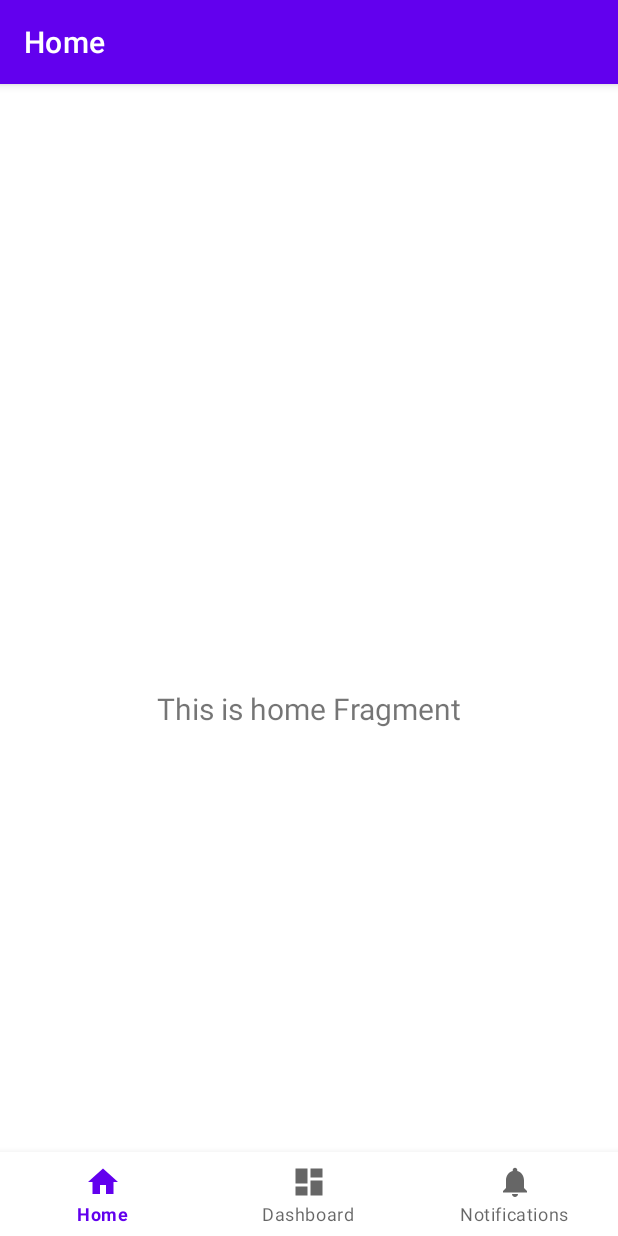
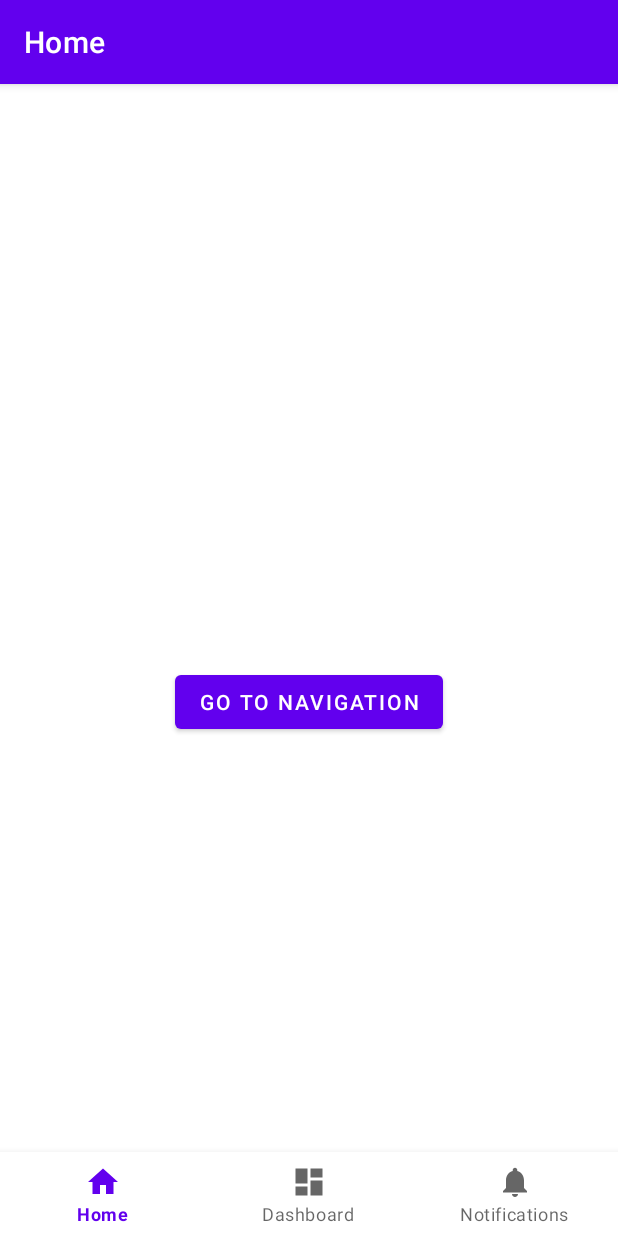
Before and after one commit to Dinu-Alin/Chat-UniTBv, an Android app: the screen it shows after launch (MainActivity), on a phone screen of 412 x 824 dp. Run offline under Robolectric (Android 15) with nearby library versions, the phone set to English and light mode, and no system bars; our stand-ins replace navigation-ui.

```diff
--- a/ChatUniTbv/app/src/main/java/com/lagar/chatunitbv/ui/dashboard/DashboardFragment.kt
+++ b/ChatUniTbv/app/src/main/java/com/lagar/chatunitbv/ui/dashboard/DashboardFragment.kt
@@ -24,7 +24,7 @@ class DashboardFragment : Fragment() {
         inflater: LayoutInflater,
         container: ViewGroup?,
         savedInstanceState: Bundle?
-    ): View? {
+    ): View {
         dashboardViewModel =
             ViewModelProvider(this).get(DashboardViewModel::class.java)
 
--- a/ChatUniTbv/app/src/main/java/com/lagar/chatunitbv/ui/home/HomeFragment.kt
+++ b/ChatUniTbv/app/src/main/java/com/lagar/chatunitbv/ui/home/HomeFragment.kt
@@ -4,10 +4,12 @@ import android.os.Bundle
 import android.view.LayoutInflater
 import android.view.View
 import android.view.ViewGroup
+import android.widget.Button
 import android.widget.TextView
 import androidx.fragment.app.Fragment
 import androidx.lifecycle.Observer
 import androidx.lifecycle.ViewModelProvider
+import androidx.navigation.fragment.findNavController
 import com.lagar.chatunitbv.R
 import com.lagar.chatunitbv.databinding.FragmentHomeBinding
 
@@ -31,10 +33,14 @@ class HomeFragment : Fragment() {
         _binding = FragmentHomeBinding.inflate(inflater, container, false)
         val root: View = binding.root
 
-        val textView: TextView = binding.textHome
-        homeViewModel.text.observe(viewLifecycleOwner, Observer {
-            textView.text = it
-        })
+//        val textView: TextView = binding.textHome
+//        homeViewModel.text.observe(viewLifecycleOwner, Observer {
+//            textView.text = it
+//        })
+        val btnView: Button = binding.goBtn
+        btnView.setOnClickListener {
+            findNavController().navigate(R.id.action_navigation_home_to_navigation_notifications2)
+        }
         return root
     }
 
--- a/ChatUniTbv/app/src/main/java/com/lagar/chatunitbv/ui/home/HomeViewModel.kt
+++ b/ChatUniTbv/app/src/main/java/com/lagar/chatunitbv/ui/home/HomeViewModel.kt
@@ -6,8 +6,9 @@ import androidx.lifecycle.ViewModel
 
 class HomeViewModel : ViewModel() {
 
-    private val _text = MutableLiveData<String>().apply {
-        value = "This is home Fragment"
-    }
-    val text: LiveData<String> = _text
+//    private val _text = MutableLiveData<String>().apply {
+//        value = "This is dashboard Fragment"
+//    }
+//    val text: LiveData<String> = _text
+
 }
--- a/ChatUniTbv/app/src/main/res/layout/fragment_home.xml
+++ b/ChatUniTbv/app/src/main/res/layout/fragment_home.xml
@@ -6,17 +6,14 @@
     android:layout_height="match_parent"
     tools:context=".ui.home.HomeFragment">
 
-    <TextView
-        android:id="@+id/text_home"
-        android:layout_width="match_parent"
+    <Button
+        android:layout_width="wrap_content"
         android:layout_height="wrap_content"
-        android:layout_marginStart="8dp"
-        android:layout_marginTop="8dp"
-        android:layout_marginEnd="8dp"
-        android:textAlignment="center"
-        android:textSize="20sp"
+        app:layout_constraintTop_toTopOf="parent"
         app:layout_constraintBottom_toBottomOf="parent"
-        app:layout_constraintEnd_toEndOf="parent"
-        app:layout_constraintStart_toStartOf="parent"
-        app:layout_constraintTop_toTopOf="parent" />
+        app:layout_constraintRight_toRightOf="parent"
+        app:layout_constraintLeft_toLeftOf="parent"
+        android:text="@string/go_to_navigation"
+        android:id="@+id/go_btn"
+        />
 </androidx.constraintlayout.widget.ConstraintLayout>
--- a/ChatUniTbv/app/src/main/res/navigation/mobile_navigation.xml
+++ b/ChatUniTbv/app/src/main/res/navigation/mobile_navigation.xml
@@ -9,7 +9,11 @@
         android:id="@+id/navigation_home"
         android:name="com.lagar.chatunitbv.ui.home.HomeFragment"
         android:label="@string/title_home"
-        tools:layout="@layout/fragment_home" />
+        tools:layout="@layout/fragment_home" >
+        <action
+            android:id="@+id/action_navigation_home_to_navigation_notifications2"
+            app:destination="@id/navigation_notifications" />
+    </fragment>
 
     <fragment
         android:id="@+id/navigation_dashboard"
--- a/ChatUniTbv/app/src/main/res/values/strings.xml
+++ b/ChatUniTbv/app/src/main/res/values/strings.xml
@@ -3,4 +3,5 @@
     <string name="title_home">Home</string>
     <string name="title_dashboard">Dashboard</string>
     <string name="title_notifications">Notifications</string>
+    <string name="go_to_navigation">go to navigation</string>
 </resources>
```
Also changed, not shown: 1 other file.
